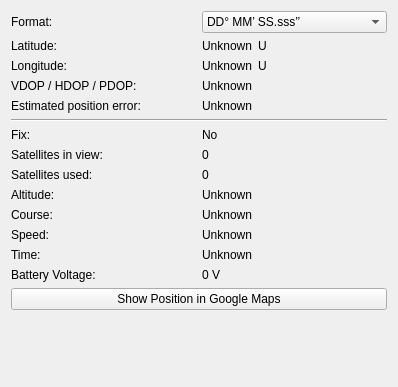
Above: src/brickv/plugin_system/plugins/gps/ui/gps.ui from Tinkerforge/brickv before the change. Below: the same form after it.
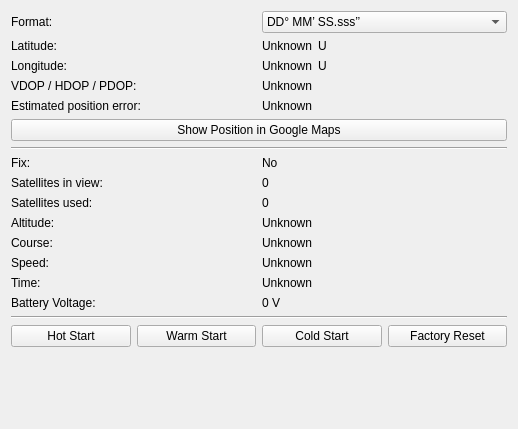
That is the form after the change.

Commit message: gps: Add restart buttons

Patch:
```diff
--- a/src/brickv/plugin_system/plugins/gps/ui/gps.ui
+++ b/src/brickv/plugin_system/plugins/gps/ui/gps.ui
@@ -6,14 +6,14 @@
    <rect>
     <x>0</x>
     <y>0</y>
-    <width>398</width>
-    <height>387</height>
+    <width>518</width>
+    <height>429</height>
    </rect>
   </property>
   <property name="windowTitle">
    <string>Form</string>
   </property>
-  <layout class="QVBoxLayout" name="verticalLayout">
+  <layout class="QVBoxLayout" name="verticalLayout_6">
    <item>
     <layout class="QHBoxLayout" name="horizontalLayout_4">
      <item>
@@ -45,6 +45,8 @@
     </layout>
    </item>
    <item>
+    <layout class="QVBoxLayout" name="verticalLayout">
+     <item>
     <layout class="QHBoxLayout" name="horizontalLayout">
      <item>
       <layout class="QVBoxLayout" name="verticalLayout_2">
@@ -147,6 +149,15 @@
     </layout>
    </item>
    <item>
+      <widget class="QPushButton" name="show_pos">
+       <property name="text">
+        <string>Show Position in Google Maps</string>
+       </property>
+      </widget>
+     </item>
+    </layout>
+   </item>
+   <item>
     <widget class="Line" name="line">
      <property name="orientation">
       <enum>Qt::Horizontal</enum>
@@ -278,11 +289,43 @@
     </layout>
    </item>
    <item>
-    <widget class="QPushButton" name="show_pos">
+    <widget class="Line" name="line_2">
+     <property name="orientation">
+      <enum>Qt::Horizontal</enum>
+     </property>
+    </widget>
+   </item>
+   <item>
+    <layout class="QHBoxLayout" name="horizontalLayout_3">
+     <item>
+      <widget class="QPushButton" name="hot_start">
      <property name="text">
-      <string>Show Position in Google Maps</string>
-     </property>
-    </widget>
+        <string>Hot Start</string>
+       </property>
+      </widget>
+     </item>
+     <item>
+      <widget class="QPushButton" name="warm_start">
+       <property name="text">
+        <string>Warm Start</string>
+       </property>
+      </widget>
+     </item>
+     <item>
+      <widget class="QPushButton" name="cold_start">
+       <property name="text">
+        <string>Cold Start</string>
+       </property>
+      </widget>
+     </item>
+     <item>
+      <widget class="QPushButton" name="factory_reset">
+       <property name="text">
+        <string>Factory Reset</string>
+       </property>
+      </widget>
+     </item>
+    </layout>
    </item>
    <item>
     <spacer name="verticalSpacer">
```
Lines whose indentation alone changed are shown as unchanged. The commit also changes 1 other file.
